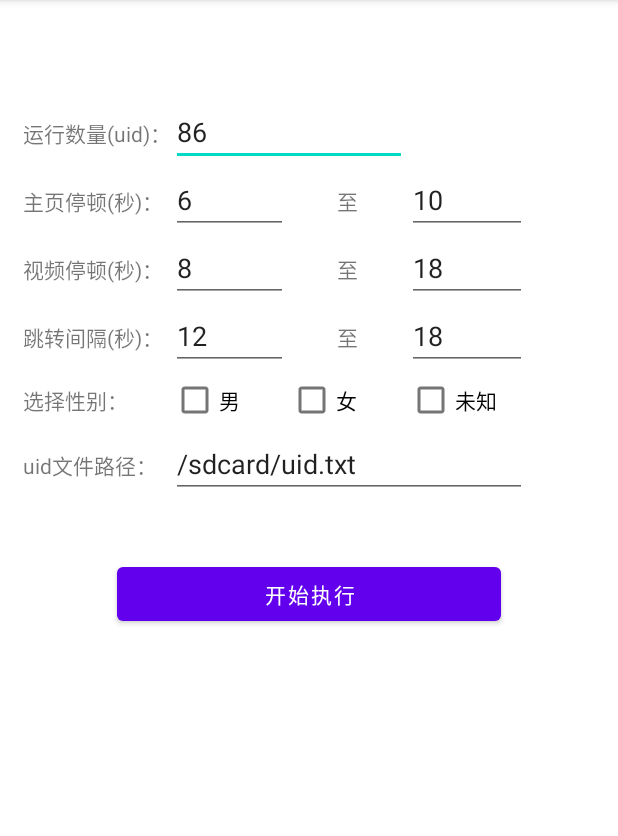
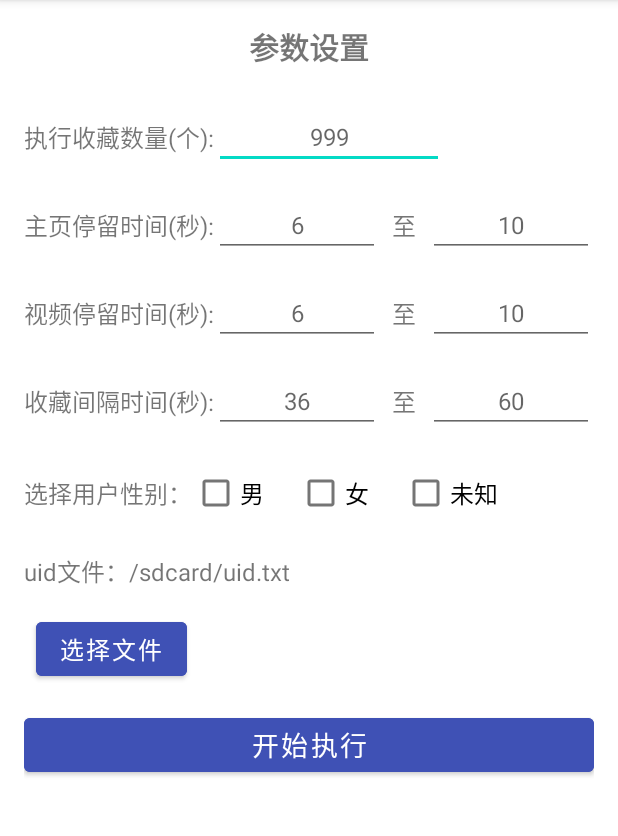
Before and after one commit to 1754048656/FATJS, an Android app: the JsTaskDemo screen opened directly, with no data from a screen before it, on a phone screen of 412 x 824 dp, the part 84-920 px from its top. Run offline under Robolectric (Android 15) with nearby library versions, the phone set to English and light mode, and no system bars.

Commit message:
1. add JsTask Demo

```diff
--- a/app/src/main/java/com/linsheng/FATJS/script/JsTaskDemo.java
+++ b/app/src/main/java/com/linsheng/FATJS/script/JsTaskDemo.java
@@ -4,14 +4,17 @@ import static com.linsheng.FATJS.config.GlobalVariableHolder.hashMapBuffer;
 import static com.linsheng.FATJS.config.GlobalVariableHolder.isRunning;
 import static com.linsheng.FATJS.config.GlobalVariableHolder.isStop;
 import static com.linsheng.FATJS.config.GlobalVariableHolder.killThread;
+import static com.linsheng.FATJS.node.AccUtils.loadScriptFromAssets;
 import static com.linsheng.FATJS.node.AccUtils.printLogMsg;
 
-import android.annotation.SuppressLint;
+import android.content.Intent;
+import android.net.Uri;
 import android.os.Bundle;
 import android.view.View;
 import android.widget.Button;
 import android.widget.CheckBox;
 import android.widget.EditText;
+import android.widget.TextView;
 
 import androidx.appcompat.app.AppCompatActivity;
 
@@ -19,11 +22,14 @@ import com.linsheng.FATJS.R;
 import com.linsheng.FATJS.node.TaskBase;
 import com.linsheng.FATJS.utils.ExceptionUtil;
 import com.linsheng.FATJS.utils.FileUtils;
+
+import java.io.IOException;
 import java.util.HashMap;
 
 public class JsTaskDemo extends AppCompatActivity {
     EditText run_num_in;
-    EditText uid_file_in;
+    Button uid_file_in;
+    TextView uid_file_path;
     EditText index_0_in;
     EditText index_1_in;
     EditText view_0_in;
@@ -34,12 +40,14 @@ public class JsTaskDemo extends AppCompatActivity {
     CheckBox gender_w_in;
     CheckBox gender_no_in;
     Button start_run_btn;
+    private static final int FILE_SELECT_CODE = 0;
     @Override
     protected void onCreate(Bundle savedInstanceState) {
         super.onCreate(savedInstanceState);
         setContentView(R.layout.activity_jstaskdemo);
         run_num_in = findViewById(R.id.run_num_in);
         uid_file_in = findViewById(R.id.uid_file_in);
+        uid_file_path = findViewById(R.id.uid_file_path);
         index_0_in = findViewById(R.id.index_0_in);
         index_1_in = findViewById(R.id.index_1_in);
         view_0_in = findViewById(R.id.view_0_in);
@@ -51,23 +59,34 @@ public class JsTaskDemo extends AppCompatActivity {
         gender_no_in = findViewById(R.id.gender_no_in);
         start_run_btn = findViewById(R.id.start_run_btn);
 
+        uid_file_in.setOnClickListener(new View.OnClickListener() {
+            @Override
+            public void onClick(View v) {
+                showFileChooser();
+            }
+        });
+
         start_run_btn.setOnClickListener(new View.OnClickListener() {
             @Override
             public void onClick(View v) {
                 new Thread(new Runnable() {
                     @Override
                     public void run() {
-                        test();
+                        try {
+                            test();
+                        } catch (Exception e) {
+                            throw new RuntimeException(e);
+                        }
                     }
                 }).start();
             }
         });
     }
 
-    private void test() {
+    private void test() throws IOException {
         hashMapBuffer = new HashMap<>();
         hashMapBuffer.put("run_num", Integer.parseInt(run_num_in.getText().toString()));
-        hashMapBuffer.put("uid_file", uid_file_in.getText().toString());
+        hashMapBuffer.put("uid_file", uid_file_path.getText().toString());
         hashMapBuffer.put("index_0", Integer.parseInt(index_0_in.getText().toString()));
         hashMapBuffer.put("index_1", Integer.parseInt(index_1_in.getText().toString()));
         hashMapBuffer.put("view_0", Integer.parseInt(view_0_in.getText().toString()));
@@ -83,17 +102,16 @@ public class JsTaskDemo extends AppCompatActivity {
     /**
      * 测试方法
      */
-    private void testMethod() {
+    private void testMethod() throws IOException {
         String checkedFileName = "uid_action.js";
+        String uid_action = loadScriptFromAssets(checkedFileName);
         // 将测试的动作写到这里
         printLogMsg("run script " + checkedFileName, 0);
-        @SuppressLint("SdCardPath") String script_path = "/sdcard/FATJS_DIR/" + checkedFileName;
-        String script = FileUtils.readFile(script_path);
         try {
             isRunning = true;
             isStop = false;
             killThread = false;
-            TaskBase.execScript(script);
+            TaskBase.execScript(uid_action);
         }catch (Exception e) {
             printLogMsg(ExceptionUtil.toString(e), 0);
         }finally {
@@ -102,4 +120,36 @@ public class JsTaskDemo extends AppCompatActivity {
             killThread = false;
         }
     }
+
+    private void showFileChooser() {
+        Intent intent = new Intent(Intent.ACTION_GET_CONTENT);
+        intent.setType("*/*"); // Set MIME type to all files
+        intent.addCategory(Intent.CATEGORY_OPENABLE);
+        try {
+            // 启动Activity，并期望获取结果
+            startActivityForResult(Intent.createChooser(intent, "选择文件"), FILE_SELECT_CODE);
+        } catch (android.content.ActivityNotFoundException ex) {
+            // Handle exception here
+        }
+    }
+
+
+    @Override
+    protected void onActivityResult(int requestCode, int resultCode, Intent data) {
+        super.onActivityResult(requestCode, resultCode, data);
+        if (requestCode == FILE_SELECT_CODE && resultCode == RESULT_OK) {
+            if (data != null) {
+                // 获取选择的文件的Uri
+                Uri selectedFileUri = data.getData();
+                if (selectedFileUri != null) {
+                    // 显示文件路径
+                    String fileUriPath = selectedFileUri.getPath();
+                    if (fileUriPath.contains("primary:")) {
+                        String path = "/sdcard/" + fileUriPath.split("primary:")[1];
+                        uid_file_path.setText(path);
+                    }
+                }
+            }
+        }
+    }
 }
--- a/app/src/main/res/layout/activity_jstaskdemo.xml
+++ b/app/src/main/res/layout/activity_jstaskdemo.xml
@@ -1,227 +1,253 @@
-<RelativeLayout xmlns:android="http://schemas.android.com/apk/res/android"
+<?xml version="1.0" encoding="utf-8"?>
+<LinearLayout xmlns:android="http://schemas.android.com/apk/res/android"
     xmlns:tools="http://schemas.android.com/tools"
     android:layout_width="match_parent"
     android:layout_height="match_parent"
-    tools:context="com.linsheng.FATJS.script.JsTaskDemo">
-
-    <TableLayout
-        android:layout_width="match_parent"
-        android:layout_height="match_parent"
-        android:layout_marginStart="15dp"
-        android:layout_marginTop="15dp"
-        android:layout_marginEnd="15dp"
-        android:layout_marginBottom="15dp"
-        android:stretchColumns="0.5">
-
-        <TableRow>
-
-            <TextView
-                android:layout_width="60dp"
-                android:layout_height="50dp"
-                android:layout_span="1"
-                android:gravity="center"
-                android:text=""
-                android:textStyle="bold" />
-            <TextView
-                android:layout_width="78dp"
-                android:layout_height="10dp"
-                android:layout_span="1"
-                android:gravity="center"
-                android:text=""
-                android:textStyle="bold" />
-            <TextView
-                android:layout_width="40dp"
-                android:layout_height="10dp"
-                android:layout_span="1"
-                android:gravity="center"
-                android:text=""
-                android:textStyle="bold" />
-            <TextView
-                android:layout_width="80dp"
-                android:layout_height="10dp"
-                android:layout_span="1"
-                android:gravity="center"
-                android:text=""
-                android:textStyle="bold" />
-
-        </TableRow>
-
-        <TableRow>
+    android:orientation="vertical"
+    android:padding="16dp">
 
     <TextView
         android:layout_width="wrap_content"
         android:layout_height="wrap_content"
-                android:text="运行数量(uid)：" />
+        android:text="参数设置"
+        android:textSize="20sp"
+        android:textStyle="bold"
+        android:layout_gravity="center_horizontal"
+        android:layout_marginBottom="24dp"/>
 
-            <EditText
-                android:id="@+id/run_num_in"
-                android:layout_width="171dp"
+    <LinearLayout
+        android:layout_width="match_parent"
         android:layout_height="wrap_content"
-                android:layout_span="2"
-                android:hint=""
-                android:inputType="number"
-                android:text="86" />
-        </TableRow>
-
-        <TableRow>
+        android:orientation="horizontal"
+        android:layout_marginBottom="16dp">
 
         <TextView
             android:layout_width="wrap_content"
             android:layout_height="wrap_content"
-                android:text="主页停顿(秒)：" />
+            android:text="执行收藏数量(个):"
+            android:layout_gravity="center_vertical"
+            android:textSize="16sp"/>
 
         <EditText
-                android:id="@+id/index_0_in"
-                android:layout_width="69dp"
+            android:id="@+id/run_num_in"
+            android:layout_width="0dp"
             android:layout_height="wrap_content"
-                android:layout_span="1"
-                android:hint=""
+            android:layout_weight="1"
+            android:gravity="center"
+            android:hint="999"
             android:inputType="number"
-                android:text="6" />
+            android:textSize="16sp"/>
 
         <TextView
-                android:layout_width="27dp"
+            android:layout_width="100dp"
             android:layout_height="wrap_content"
-                android:gravity="center"
-                android:text="至" />
+            android:text=""
+            android:layout_gravity="center_vertical"
+            android:textSize="16sp"/>
+    </LinearLayout>
 
-            <EditText
-                android:id="@+id/index_1_in"
-                android:layout_width="wrap_content"
+    <LinearLayout
+        android:layout_width="match_parent"
         android:layout_height="wrap_content"
-                android:hint=""
-                android:inputType="number"
-                android:text="10"
-                android:layout_span="1"/>
-        </TableRow>
-
-        <TableRow>
+        android:orientation="horizontal"
+        android:layout_marginBottom="16dp">
 
         <TextView
             android:layout_width="wrap_content"
             android:layout_height="wrap_content"
-                android:text="视频停顿(秒)：" />
+            android:text="主页停留时间(秒):"
+            android:layout_gravity="center_vertical"
+            android:textSize="16sp"/>
 
         <EditText
-                android:id="@+id/view_0_in"
-                android:layout_width="match_parent"
+            android:id="@+id/index_0_in"
+            android:layout_width="0dp"
             android:layout_height="wrap_content"
-                android:hint=""
+            android:layout_weight="1"
+            android:gravity="center"
+            android:hint="6"
             android:inputType="number"
-                android:text="8"
-                android:layout_span="1"/>
+            android:textSize="16sp"/>
 
         <TextView
             android:layout_width="wrap_content"
             android:layout_height="wrap_content"
-                android:gravity="center"
-                android:text="至" />
+            android:text="至"
+            android:textSize="16sp"
+            android:layout_gravity="center_vertical"
+            android:layout_marginStart="8dp"
+            android:layout_marginEnd="8dp"/>
 
         <EditText
-                android:id="@+id/view_1_in"
-                android:layout_width="wrap_content"
+            android:id="@+id/index_1_in"
+            android:layout_width="0dp"
             android:layout_height="wrap_content"
-                android:hint=""
+            android:layout_weight="1"
+            android:gravity="center"
+            android:hint="10"
             android:inputType="number"
-                android:text="18"
-                android:layout_span="1"/>
-        </TableRow>
+            android:textSize="16sp"/>
+    </LinearLayout>
 
-        <TableRow>
+    <LinearLayout
+        android:layout_width="match_parent"
+        android:layout_height="wrap_content"
+        android:orientation="horizontal"
+        android:layout_marginBottom="16dp">
 
         <TextView
             android:layout_width="wrap_content"
             android:layout_height="wrap_content"
-                android:text="跳转间隔(秒)：" />
+            android:text="视频停留时间(秒):"
+            android:layout_gravity="center_vertical"
+            android:textSize="16sp"/>
 
         <EditText
-                android:id="@+id/jump_0_in"
-                android:layout_width="match_parent"
+            android:id="@+id/view_0_in"
+            android:layout_width="0dp"
             android:layout_height="wrap_content"
-                android:hint=""
+            android:layout_weight="1"
+            android:gravity="center"
+            android:hint="6"
             android:inputType="number"
-                android:text="12"
-                android:layout_span="1"/>
+            android:textSize="16sp"/>
 
         <TextView
             android:layout_width="wrap_content"
             android:layout_height="wrap_content"
+            android:text="至"
+            android:textSize="16sp"
+            android:layout_gravity="center_vertical"
+            android:layout_marginStart="8dp"
+            android:layout_marginEnd="8dp"/>
+
+        <EditText
+            android:id="@+id/view_1_in"
+            android:layout_width="0dp"
+            android:layout_height="wrap_content"
+            android:layout_weight="1"
             android:gravity="center"
-                android:text="至" />
+            android:hint="10"
+            android:inputType="number"
+            android:textSize="16sp"/>
+    </LinearLayout>
+
+    <LinearLayout
+        android:layout_width="match_parent"
+        android:layout_height="wrap_content"
+        android:orientation="horizontal"
+        android:layout_marginBottom="16dp">
+
+        <TextView
+            android:layout_width="wrap_content"
+            android:layout_height="wrap_content"
+            android:text="收藏间隔时间(秒):"
+            android:layout_gravity="center_vertical"
+            android:textSize="16sp"/>
+
+        <EditText
+            android:id="@+id/jump_0_in"
+            android:layout_width="0dp"
+            android:layout_height="wrap_content"
+            android:layout_weight="1"
+            android:gravity="center"
+            android:hint="36"
+            android:inputType="number"
+            android:textSize="16sp"/>
+
+        <TextView
+            android:layout_width="wrap_content"
+            android:layout_height="wrap_content"
+            android:text="至"
+            android:textSize="16sp"
+            android:layout_gravity="center_vertical"
+            android:layout_marginStart="8dp"
+            android:layout_marginEnd="8dp"/>
 
         <EditText
             android:id="@+id/jump_1_in"
-                android:layout_width="wrap_content"
+            android:layout_width="0dp"
             android:layout_height="wrap_content"
-                android:hint=""
+            android:layout_weight="1"
+            android:gravity="center"
+            android:hint="60"
             android:inputType="number"
-                android:text="18"
-                android:layout_span="1"/>
-        </TableRow>
+            android:textSize="16sp"/>
+    </LinearLayout>
 
-        <TableRow>
+    <LinearLayout
+        android:layout_width="match_parent"
+        android:layout_height="wrap_content"
+        android:orientation="horizontal"
+        android:layout_marginBottom="16dp">
 
         <TextView
             android:layout_width="wrap_content"
-                android:layout_height="40dp"
-                android:text="选择性别：" />
+            android:layout_height="wrap_content"
+            android:text="选择用户性别："
+            android:layout_gravity="center_vertical"
+            android:textSize="16sp"/>
 
         <CheckBox
             android:id="@+id/gender_m_in"
-                android:layout_width="wrap_content"
-                android:layout_height="40dp"
-                android:layout_span="1"
-                android:text="男" />
+            android:layout_width="70dp"
+            android:layout_height="wrap_content"
+            android:layout_gravity="center_vertical"
+            android:text="男"
+            android:textSize="16sp" />
 
         <CheckBox
             android:id="@+id/gender_w_in"
-                android:layout_width="79dp"
-                android:layout_height="40dp"
-                android:layout_span="1"
-                android:text="女" />
+            android:layout_width="70dp"
+            android:layout_height="wrap_content"
+            android:layout_gravity="center_vertical"
+            android:text="女"
+            android:textSize="16sp" />
 
         <CheckBox
             android:id="@+id/gender_no_in"
             android:layout_width="wrap_content"
-                android:layout_height="40dp"
-                android:layout_span="1"
-                android:text="未知"/>
-        </TableRow>
+            android:layout_height="wrap_content"
+            android:text="未知"
+            android:layout_gravity="center_vertical"
+            android:textSize="16sp"/>
+    </LinearLayout>
 
-        <TableRow>
+    <LinearLayout
+        android:layout_width="match_parent"
+        android:layout_height="wrap_content"
+        android:orientation="horizontal"
+        android:layout_marginBottom="16dp">
+
         <TextView
+            android:id="@+id/uid_file_path"
             android:layout_width="wrap_content"
             android:layout_height="wrap_content"
-                android:text="uid文件路径：" />
+            android:text="uid文件：/sdcard/uid.txt"
+            android:layout_gravity="center_vertical"
+            android:textSize="16sp"/>
 
-            <EditText
+    </LinearLayout>
+
+    <Button
         android:id="@+id/uid_file_in"
-                android:layout_width="141dp"
+        android:layout_width="wrap_content"
         android:layout_height="wrap_content"
-                android:hint=""
-                android:layout_span="3"
-                android:text="/sdcard/uid.txt"
-                android:inputType="text"/>
+        android:text="选择文件"
+        android:textSize="16sp"
+        android:layout_gravity="center_vertical"
+        android:backgroundTint="@color/colorPrimary"
+        android:textColor="#FFFFFF"
+        android:layout_marginStart="8dp"/>
 
-        </TableRow>
-
-        <TableRow>
-
-            <TextView
-                android:layout_width="wrap_content"
-                android:layout_height="40dp"
-                android:text="" />
-
-        </TableRow>
-
-        <TableRow
-            android:gravity="center">
     <Button
         android:id="@+id/start_run_btn"
-                android:layout_width="wrap_content"
+        android:layout_width="match_parent"
         android:layout_height="wrap_content"
-                android:layout_span="3"
-                android:text="开始执行" />
-        </TableRow>
-    </TableLayout>
-</RelativeLayout>
+        android:text="开始执行"
+        android:textSize="18sp"
+        android:backgroundTint="@color/colorPrimary"
+        android:textColor="#FFFFFF"
+        android:layout_marginTop="16dp"/>
+
+</LinearLayout>
```
Lines whose indentation alone changed are shown as unchanged.
